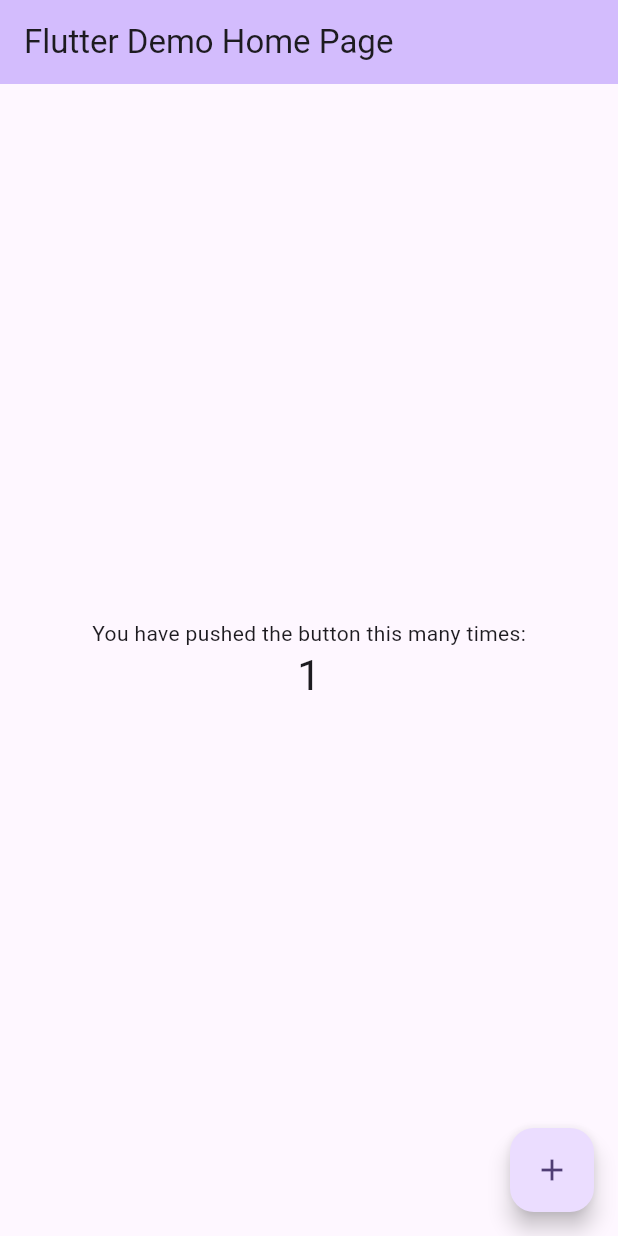
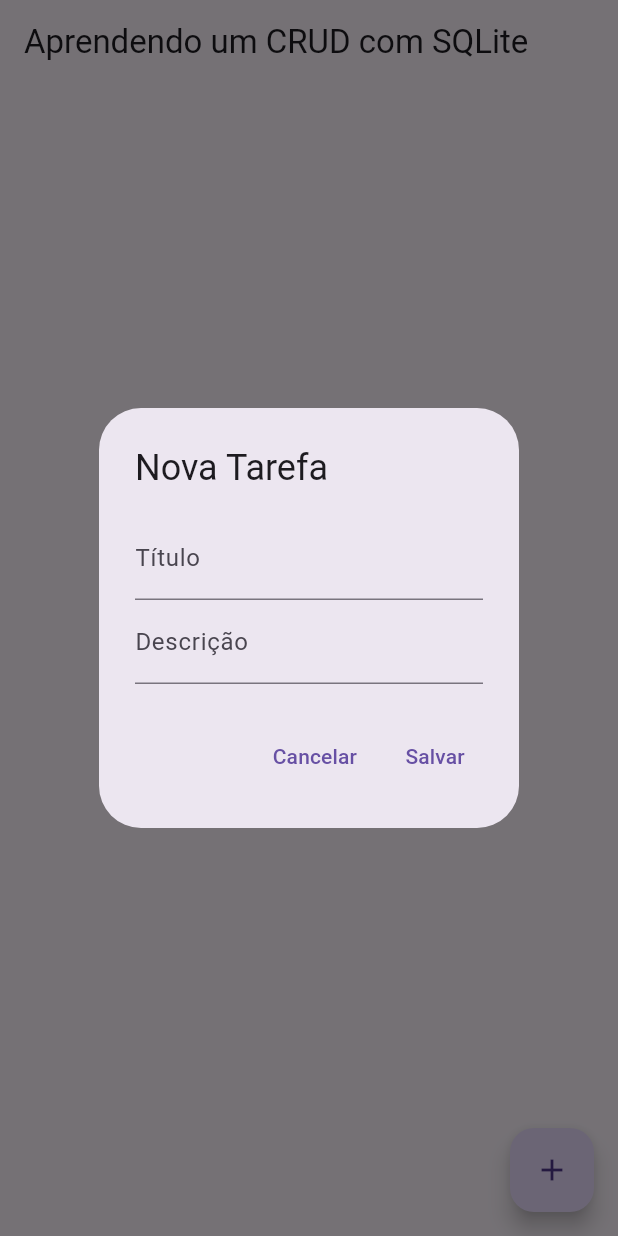
Before and after one commit to emersud/testefinal, a Flutter app: the screen it shows after launch, after a tap on the "add" icon, on a phone screen of 412 x 824 dp. Run offline on Flutter 3.47's test engine with Material 3 defaults, Android fonts, the light colour scheme and no system bars; our stand-ins replace sqflite; accounts and stored records are empty.

Commit message:
meu terceiro commit

```diff
--- /dev/null
+++ b/lib/acesso_database.dart
@@ -0,0 +1,73 @@
+import 'package:sqflite/sqflite.dart'; // Importando o pacote sqflite para trabalhar com banco de dados SQLite
+import 'package:path/path.dart'; // Importando o pacote path para manipulação de caminhos de arquivos
+import 'package:myappteste/modelo_tarefa.dart';
+
+class DatabaseHelper {
+  // Definindo a classe DatabaseHelper
+  static final DatabaseHelper instance =
+      DatabaseHelper._privateConstructor(); // Instância única da classe
+  static Database? _database; // Banco de dados
+
+  DatabaseHelper._privateConstructor(); // Construtor privado
+
+  Future<Database> get database async {
+    // Método assíncrono para obter o banco de dados
+    if (_database != null)
+      return _database!; // Retorna o banco de dados se já estiver inicializado
+
+    _database = await _initDatabase(); // Inicializa o banco de dados
+    return _database!; // Retorna o banco de dados inicializado
+  }
+
+  Future<Database> _initDatabase() async {
+    // Método assíncrono privado para inicializar o banco de dados
+    final path =
+        await getDatabasesPath(); // Obtém o caminho do diretório de bancos de dados
+    return openDatabase(
+      // Abre o banco de dados
+      join(path, 'tarefa.db'), // Caminho do banco de dados
+      onCreate: (db, version) {
+        // Callback executado quando o banco de dados é criado
+        return db.execute(
+          // Executa uma operação SQL
+          'CREATE TABLE tarefa(id INTEGER PRIMARY KEY AUTOINCREMENT, titulo TEXT, descricao TEXT)', // Cria a tabela 'tasks'
+        );
+      },
+      version: 1, // Versão do banco de dados
+    );
+  }
+
+  Future<int> insertTask(Tarefa task) async {
+    // Método assíncrono para inserir uma tarefa no banco de dados
+    final db = await database; // Obtém o banco de dados
+    return await db.insert(
+        'tarefa', task.toMap()); // Insere a tarefa na tabela 'tasks'
+  }
+
+  Future<List<Tarefa>> fetchTasks() async {
+    // Método assíncrono para buscar todas as tarefas do banco de dados
+    final db = await database; // Obtém o banco de dados
+    final List<Map<String, dynamic>> maps =
+        await db.query('tarefa'); // Consulta todas as tarefas
+    return List.generate(maps.length, (i) {
+      // Gera uma lista de tarefas a partir dos resultados da consulta
+      return Tarefa.fromMap(maps[i]); // Converte o mapa em um objeto Task
+    });
+  }
+
+  Future<int> updateTask(Tarefa task) async {
+    // Método assíncrono para atualizar uma tarefa no banco de dados
+    final db = await database; // Obtém o banco de dados
+    return await db
+        .update('tarefa', task.toMap(), // Atualiza a tarefa na tabela 'tasks'
+            where: 'id = ?',
+            whereArgs: [task.id]); // Condição para atualização
+  }
+
+  Future<int> deleteTask(int id) async {
+    // Método assíncrono para deletar uma tarefa do banco de dados
+    final db = await database; // Obtém o banco de dados
+    return await db.delete('tarefa',
+        where: 'id = ?', whereArgs: [id]); // Deleta a tarefa da tabela 'tasks'
+  }
+}
--- a/lib/main.dart
+++ b/lib/main.dart
@@ -1,125 +1,155 @@
 import 'package:flutter/material.dart';
+// Importando o pacote material, que contém os widgets do Flutter
+import 'package:myappteste/acesso_database.dart';
+// Importando o arquivo database_helper.dart para gerenciar o banco de dados
+import 'package:myappteste/modelo_tarefa.dart';
+// Importando o arquivo task_model.dart que define o modelo de tarefa
 
-void main() {
-  runApp(const MyApp());
-}
+void main() =>
+    runApp(MyApp()); // Função principal que inicializa o aplicativo Flutter
 
 class MyApp extends StatelessWidget {
-  const MyApp({super.key});
-
-  // This widget is the root of your application.
+  // Classe MyApp que herda de StatelessWidget
   @override
   Widget build(BuildContext context) {
+    // Método build que retorna o widget principal do aplicativo
     return MaterialApp(
-      title: 'Flutter Demo',
+      // MaterialApp: Widget que define as configurações gerais do aplicativo
+      title: 'CRUD with SQLite', // Título do aplicativo
       theme: ThemeData(
-        // This is the theme of your application.
-        //
-        // TRY THIS: Try running your application with "flutter run". You'll see
-        // the application has a purple toolbar. Then, without quitting the app,
-        // try changing the seedColor in the colorScheme below to Colors.green
-        // and then invoke "hot reload" (save your changes or press the "hot
-        // reload" button in a Flutter-supported IDE, or press "r" if you used
-        // the command line to start the app).
-        //
-        // Notice that the counter didn't reset back to zero; the application
-        // state is not lost during the reload. To reset the state, use hot
-        // restart instead.
-        //
-        // This works for code too, not just values: Most code changes can be
-        // tested with just a hot reload.
-        colorScheme: ColorScheme.fromSeed(seedColor: Colors.deepPurple),
-        useMaterial3: true,
+        // Tema do aplicativo
+        primarySwatch: Colors.blue, // Cor primária do tema
       ),
-      home: const MyHomePage(title: 'Flutter Demo Home Page'),
+      home: TaskListScreen(), // Tela inicial do aplicativo
     );
   }
 }
 
-class MyHomePage extends StatefulWidget {
-  const MyHomePage({super.key, required this.title});
-
-  // This widget is the home page of your application. It is stateful, meaning
-  // that it has a State object (defined below) that contains fields that affect
-  // how it looks.
-
-  // This class is the configuration for the state. It holds the values (in this
-  // case the title) provided by the parent (in this case the App widget) and
-  // used by the build method of the State. Fields in a Widget subclass are
-  // always marked "final".
-
-  final String title;
-
+class TaskListScreen extends StatefulWidget {
+  // Classe TaskListScreen que herda de StatefulWidget
   @override
-  State<MyHomePage> createState() => _MyHomePageState();
+  _TaskListScreenState createState() =>
+      _TaskListScreenState(); // Cria uma instância do estado para TaskListScreen
 }
 
-class _MyHomePageState extends State<MyHomePage> {
-  int _counter = 0;
-
-  void _incrementCounter() {
-    setState(() {
-      // This call to setState tells the Flutter framework that something has
-      // changed in this State, which causes it to rerun the build method below
-      // so that the display can reflect the updated values. If we changed
-      // _counter without calling setState(), then the build method would not be
-      // called again, and so nothing would appear to happen.
-      _counter++;
-    });
-  }
+class _TaskListScreenState extends State<TaskListScreen> {
+  // Classe privada que gerencia o estado da tela TaskListScreen
+  final dbHelper =
+      DatabaseHelper.instance; // Instância do helper do banco de dados
+  final TextEditingController titleController =
+      TextEditingController(); // Controlador para o campo de título
+  final TextEditingController descriptionController =
+      TextEditingController(); // Controlador para o campo de descrição
 
   @override
   Widget build(BuildContext context) {
-    // This method is rerun every time setState is called, for instance as done
-    // by the _incrementCounter method above.
-    //
-    // The Flutter framework has been optimized to make rerunning build methods
-    // fast, so that you can just rebuild anything that needs updating rather
-    // than having to individually change instances of widgets.
+    // Método build que retorna o widget da tela TaskListScreen
     return Scaffold(
+      // Scaffold: Widget responsável por criar um layout "padrão" para a tela
       appBar: AppBar(
-        // TRY THIS: Try changing the color here to a specific color (to
-        // Colors.amber, perhaps?) and trigger a hot reload to see the AppBar
-        // change color while the other colors stay the same.
-        backgroundColor: Theme.of(context).colorScheme.inversePrimary,
-        // Here we take the value from the MyHomePage object that was created by
-        // the App.build method, and use it to set our appbar title.
-        title: Text(widget.title),
+        // AppBar: Barra localizada na parte superior da tela
+        title: Text('Aprendendo um CRUD com SQLite'), // Título da AppBar
       ),
-      body: Center(
-        // Center is a layout widget. It takes a single child and positions it
-        // in the middle of the parent.
-        child: Column(
-          // Column is also a layout widget. It takes a list of children and
-          // arranges them vertically. By default, it sizes itself to fit its
-          // children horizontally, and tries to be as tall as its parent.
-          //
-          // Column has various properties to control how it sizes itself and
-          // how it positions its children. Here we use mainAxisAlignment to
-          // center the children vertically; the main axis here is the vertical
-          // axis because Columns are vertical (the cross axis would be
-          // horizontal).
-          //
-          // TRY THIS: Invoke "debug painting" (choose the "Toggle Debug Paint"
-          // action in the IDE, or press "p" in the console), to see the
-          // wireframe for each widget.
-          mainAxisAlignment: MainAxisAlignment.center,
-          children: <Widget>[
-            const Text(
-              'You have pushed the button this many times:',
+      body: FutureBuilder<List<Tarefa>>(
+        // FutureBuilder: Widget que constrói um widget baseado em um Future
+        future: dbHelper
+            .fetchTasks(), // Future que busca as tarefas do banco de dados
+        builder: (context, snapshot) {
+          // Construtor do widget baseado no Future
+          if (!snapshot.hasData) {
+            // Verifica se os dados ainda não foram carregados
+            return Center(
+                child:
+                    CircularProgressIndicator()); // Mostra um indicador de progresso
+          }
+
+          return ListView.builder(
+            /* ListView.builder: Widget que constrói uma lista de itens de
+            acordo com os dados*/
+            itemCount: snapshot.data!.length, // Número total de itens na lista
+            itemBuilder: (context, index) {
+              // Construtor de itens da lista
+              return ListTile(
+                // ListTile: Widget que define um item de lista
+                title: Text(snapshot.data![index].titulo), // Título do item
+                subtitle:
+                    Text(snapshot.data![index].descricao), // Descrição do item
+                trailing: IconButton(
+                  // Botão de ação à direita do item
+                  icon: Icon(Icons.delete), // Ícone do botão
+                  onPressed: () {
+                    // Ação ao pressionar o botão
+                    dbHelper.deleteTask(snapshot.data![index]
+                        .id!); // Deleta a tarefa selecionada do banco de dados
+                    setState(() {}); // Atualiza a interface
+                  },
+                ),
+              );
+            },
+          );
+        },
+      ),
+      floatingActionButton: FloatingActionButton(
+        // FloatingActionButton: Botão flutuante na parte inferior da tela
+        child: Icon(Icons.add), // Ícone do botão
+        onPressed: () => _showTaskDialog(), // Ação ao pressionar o botão
+      ),
+    );
+  }
+
+  _showTaskDialog() async {
+    // Método assíncrono para mostrar o diálogo de adição de tarefa
+    await showDialog(
+      // showDialog: Função que exibe um diálogo
+      context: context, // Contexto do aplicativo
+      builder: (context) => AlertDialog(
+        // AlertDialog: Diálogo de alerta
+        title: Text('Nova Tarefa'), // Título do diálogo
+        content: Column(
+          // Conteúdo do diálogo
+          mainAxisSize: MainAxisSize.min, // Tamanho mínimo do conteúdo
+          children: [
+            TextField(
+              // Campo de texto para o título da tarefa
+              controller: titleController, // Controlador do campo de texto
+              decoration: InputDecoration(
+                  labelText: 'Título'), // Decoração do campo de texto
             ),
-            Text(
-              '$_counter',
-              style: Theme.of(context).textTheme.headlineMedium,
+            TextField(
+              // Campo de texto para a descrição da tarefa
+              controller:
+                  descriptionController, // Controlador do campo de texto
+              decoration: InputDecoration(
+                  labelText: 'Descrição'), // Decoração do campo de texto
             ),
           ],
         ),
+        actions: [
+          // Ações do diálogo
+          TextButton(
+            // Botão de cancelar
+            child: Text('Cancelar'), // Texto do botão
+            onPressed: () =>
+                Navigator.pop(context), // Ação ao pressionar o botão
+          ),
+          TextButton(
+            // Botão de salvar
+            child: Text('Salvar'), // Texto do botão
+            onPressed: () {
+              // Ação ao pressionar o botão
+              final tarefa = Tarefa(
+                // Cria uma nova tarefa com os dados inseridos
+                titulo: titleController.text, // Título da tarefa
+                descricao: descriptionController.text, // Descrição da tarefa
+              );
+              dbHelper
+                  .insertTask(tarefa); // Insere a nova tarefa no banco de dados
+              setState(() {}); // Atualiza a interface
+              Navigator.pop(context); // Fecha o diálogo
+            },
+          ),
+        ],
       ),
-      floatingActionButton: FloatingActionButton(
-        onPressed: _incrementCounter,
-        tooltip: 'Increment',
-        child: const Icon(Icons.add),
-      ), // This trailing comma makes auto-formatting nicer for build methods.
     );
   }
 }
--- /dev/null
+++ b/lib/modelo_tarefa.dart
@@ -0,0 +1,34 @@
+class Tarefa {
+  // Definindo a classe Tarefa
+  final int? id; // Atributo id, que pode ser nulo
+  final String titulo; // Atributo titulo, obrigatório
+  final String descricao; // Atributo descricao, obrigatório
+
+  Tarefa(
+      {this.id,
+      required this.titulo,
+      required this.descricao}); // Construtor da classe
+
+  Map<String, dynamic> toMap() {
+    // Método para converter um objeto Tarefa em um mapa
+    return {
+      // Retorna um mapa com os atributos do objeto Tarefa
+      'id': id, // Chave 'id' com o valor do atributo id
+      'titulo': titulo, // Chave 'titulo' com o valor do atributo titulo
+      'descricao':
+          descricao, // Chave 'descricao' com o valor do atributo descricao
+    };
+  }
+
+  static Tarefa fromMap(Map<String, dynamic> map) {
+    // Método estático para criar um objeto Tarefa a partir de um mapa
+    return Tarefa(
+      // Retorna um novo objeto Tarefa
+      id: map['id'], // Atribui o valor da chave 'id' do mapa ao atributo id
+      titulo: map[
+          'titulo'], // Atribui o valor da chave 'titulo' do mapa ao atributo titulo
+      descricao: map[
+          'descricao'], // Atribui o valor da chave 'descricao' do mapa ao atributo descricao
+    );
+  }
+}
--- a/pubspec.yaml
+++ b/pubspec.yaml
@@ -35,6 +35,8 @@ dependencies:
   # The following adds the Cupertino Icons font to your application.
   # Use with the CupertinoIcons class for iOS style icons.
   cupertino_icons: ^1.0.6
+  sqflite: ^2.3.3+1
+  path: ^1.9.0
 
 dev_dependencies:
   flutter_test:
```
Also changed, not shown: pubspec.lock, 1 other file.
